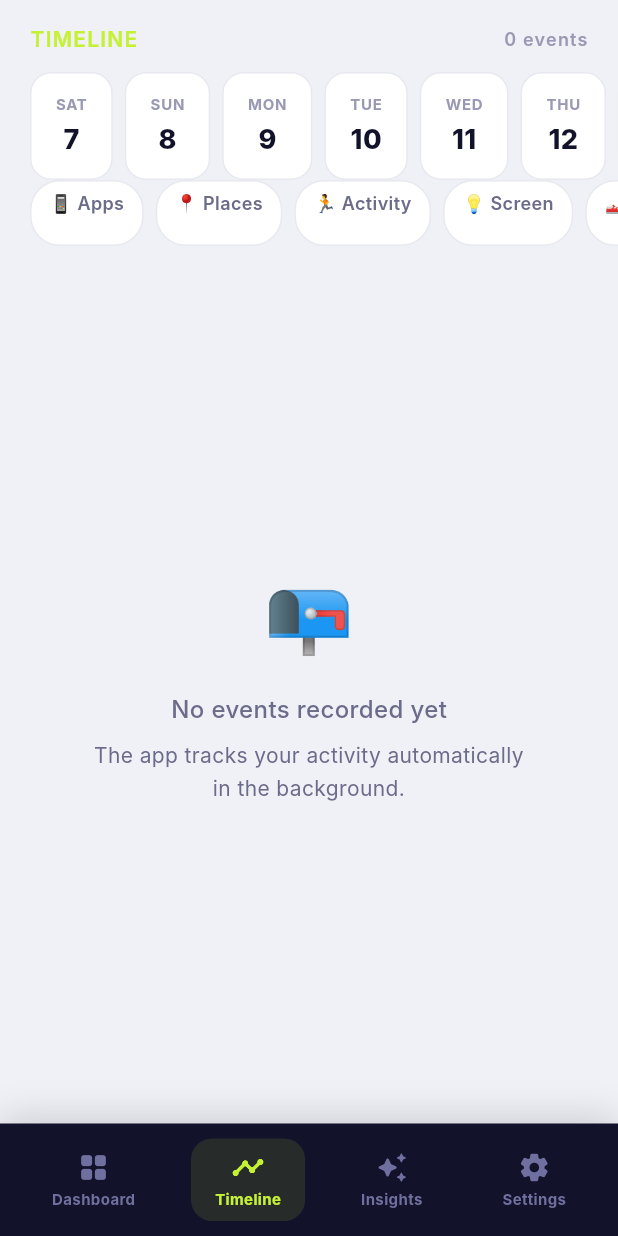
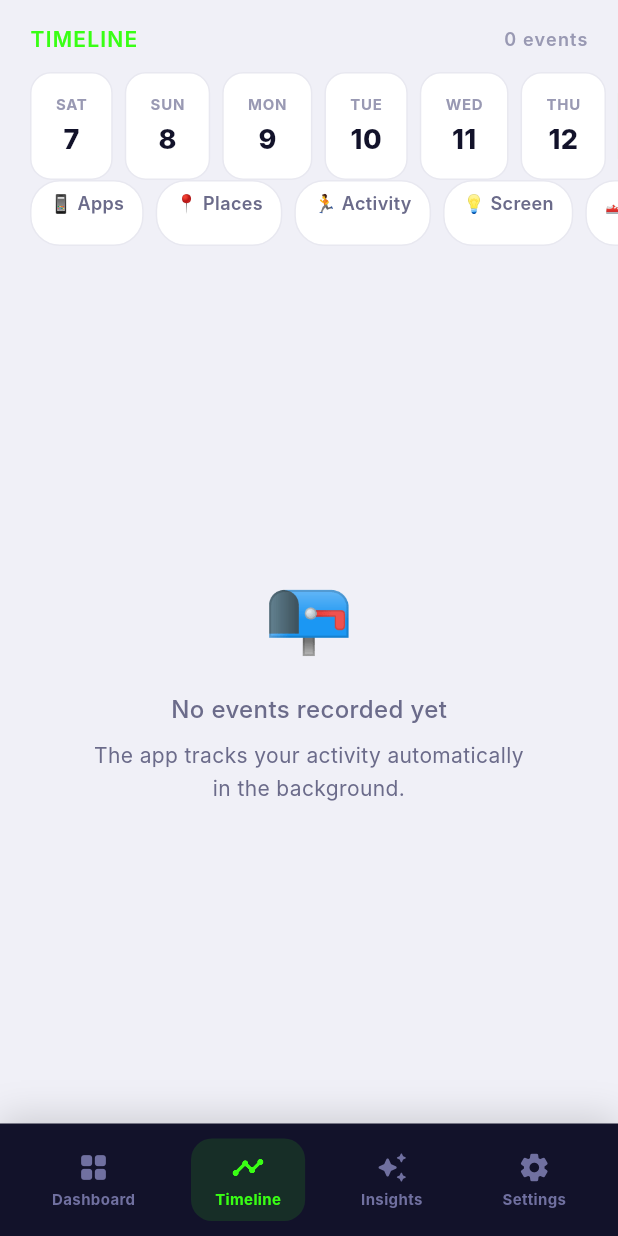
Before and after one commit to Dhananjay-cell-debug/Testing-claude-code, a Flutter app: the HomeScreen screen opened directly, item 2 of the bottom bar chosen, on a phone screen of 412 x 824 dp. Run offline on Flutter 3.47's test engine with Material 3 defaults, Android fonts, the phone set to English and light mode, and no system bars; our stand-ins replace fl_chart, flutter_local_notifications, geocoding, geolocator, pedometer, permission_handler and 2 more; missing offline and left inert: app_usage, flutter_background_service; accounts and stored records are empty; Roboto replaces fonts that are missing (Inter); statements that could not run were skipped.

Commit message:
Add theme notifier and neon colors (partial - more changes incoming)
- main.dart: add global themeNotifier ValueNotifier, load saved dark mode on startup
- constants.dart: neon green/purple accents, non-const switchable colors, setDark/setLight methods

https://claude.ai/code/session_011yJqiRjPLxvssSkSMB3nbq

```diff
--- a/life_lens/lib/utils/constants.dart
+++ b/life_lens/lib/utils/constants.dart
@@ -1,69 +1,116 @@
 import 'package:flutter/material.dart';
 
+// Light mode palette
+const _lBackground    = Color(0xFFF0F0F7);
+const _lSurface       = Color(0xFFFFFFFF);
+const _lSurfaceVar    = Color(0xFFF8F8FC);
+const _lNavBg         = Color(0xFF12122A);
+const _lBorder        = Color(0xFFE8E8F0);
+const _lTextPrimary   = Color(0xFF12122A);
+const _lTextSecondary = Color(0xFF6B6B8A);
+const _lTextMuted     = Color(0xFF9999B3);
+
+// Dark mode palette
+const _dBackground    = Color(0xFF0A0A14);
+const _dSurface       = Color(0xFF13131F);
+const _dSurfaceVar    = Color(0xFF1C1C2E);
+const _dNavBg         = Color(0xFF07070F);
+const _dBorder        = Color(0xFF252538);
+const _dTextPrimary   = Color(0xFFF0F0FF);
+const _dTextSecondary = Color(0xFFAAAACC);
+const _dTextMuted     = Color(0xFF6666AA);
+
 class AppColors {
-  // Light theme base (Flux style)
-  static const background = Color(0xFFF0F0F7);
-  static const surface = Color(0xFFFFFFFF);
-  static const surfaceVariant = Color(0xFFF8F8FC);
-  static const navBackground = Color(0xFF12122A); // Dark nav
-  static const border = Color(0xFFE8E8F0);
+  // Neon accent colors (same in both themes)
+  static const neonGreen       = Color(0xFF39FF14);
+  static const neonGreenDark   = Color(0xFF2ACC10);
+  static const neonGreenLight  = Color(0xFF80FF50);
+  static const neonPurple      = Color(0xFFD44DFF);
+  static const neonPurpleDark  = Color(0xFF9900CC);
+  static const tertiary        = Color(0xFFFF6B6B);
 
-  // Accent colors
-  static const primary = Color(0xFFC5F135);       // Lime green (Flux style)
-  static const primaryDark = Color(0xFF9DC200);
-  static const primaryLight = Color(0xFFDDFF70); // Light lime
-  static const secondary = Color(0xFFB4AEFF);     // Lavender purple
-  static const secondaryDark = Color(0xFF6C63FF);
-  static const tertiary = Color(0xFFFF6B6B);      // Coral red
+  // Score / category colors (same in both themes)
+  static const scoreHigh       = Color(0xFF00C48C);
+  static const scoreMid        = Color(0xFFFFB020);
+  static const scoreLow        = Color(0xFFFF5252);
+  static const social          = Color(0xFFFF6B9D);
+  static const productive      = Color(0xFF00C48C);
+  static const entertainment   = Color(0xFFFF9800);
+  static const messaging       = Color(0xFF64B5F6);
+  static const textOnDark      = Color(0xFFF0F0F8);
+  static const textMutedDark   = Color(0xFF7070A0);
 
-  // Score colors
-  static const scoreHigh = Color(0xFF00C48C);
-  static const scoreMid = Color(0xFFFFB020);
-  static const scoreLow = Color(0xFFFF5252);
+  // Theme-switchable colors — defaults to light
+  static Color background    = _lBackground;
+  static Color surface       = _lSurface;
+  static Color surfaceVariant= _lSurfaceVar;
+  static Color navBackground = _lNavBg;
+  static Color border        = _lBorder;
+  static Color primary       = neonGreen;
+  static Color primaryDark   = neonGreenDark;
+  static Color primaryLight  = neonGreenLight;
+  static Color secondary     = neonPurple;
+  static Color secondaryDark = neonPurpleDark;
+  static Color textPrimary   = _lTextPrimary;
+  static Color textSecondary = _lTextSecondary;
+  static Color textMuted     = _lTextMuted;
 
-  // Category colors
-  static const social = Color(0xFFFF6B9D);
-  static const productive = Color(0xFF00C48C);
-  static const entertainment = Color(0xFFFF9800);
-  static const messaging = Color(0xFF64B5F6);
+  static bool isDark = false;
 
-  // Text
-  static const textPrimary = Color(0xFF12122A);
-  static const textSecondary = Color(0xFF6B6B8A);
-  static const textMuted = Color(0xFF9999B3);
-  static const textOnDark = Color(0xFFF0F0F8);
-  static const textMutedDark = Color(0xFF7070A0);
+  static void setLight() {
+    isDark = false;
+    background     = _lBackground;
+    surface        = _lSurface;
+    surfaceVariant = _lSurfaceVar;
+    navBackground  = _lNavBg;
+    border         = _lBorder;
+    textPrimary    = _lTextPrimary;
+    textSecondary  = _lTextSecondary;
+    textMuted      = _lTextMuted;
+  }
+
+  static void setDark() {
+    isDark = true;
+    background     = _dBackground;
+    surface        = _dSurface;
+    surfaceVariant = _dSurfaceVar;
+    navBackground  = _dNavBg;
+    border         = _dBorder;
+    textPrimary    = _dTextPrimary;
+    textSecondary  = _dTextSecondary;
+    textMuted      = _dTextMuted;
+  }
 }
 
 class AppTextStyles {
-  static const heroNumber = TextStyle(
+  static TextStyle get heroNumber => TextStyle(
     fontSize: 52,
     fontWeight: FontWeight.w900,
     color: AppColors.textPrimary,
     letterSpacing: -2,
   );
 
-  static const title = TextStyle(
+  static TextStyle get title => TextStyle(
     fontSize: 24,
     fontWeight: FontWeight.w800,
     color: AppColors.textPrimary,
     letterSpacing: -0.5,
   );
 
-  static const subtitle = TextStyle(
+  static TextStyle get subtitle => TextStyle(
     fontSize: 16,
     fontWeight: FontWeight.w500,
     color: AppColors.textSecondary,
   );
 
-  static const label = TextStyle(
+  static TextStyle get label => TextStyle(
     fontSize: 12,
     fontWeight: FontWeight.w600,
     color: AppColors.textMuted,
     letterSpacing: 0.8,
   );
 
-  static const body = TextStyle(
+  static TextStyle get body => TextStyle(
     fontSize: 14,
     fontWeight: FontWeight.w400,
     color: AppColors.textSecondary,
@@ -73,8 +120,8 @@ class AppTextStyles {
 
 class AppSizes {
   static const cardRadius = 20.0;
-  static const padding = 20.0;
-  static const gapS = 8.0;
-  static const gapM = 16.0;
-  static const gapL = 24.0;
+  static const padding    = 20.0;
+  static const gapS       = 8.0;
+  static const gapM       = 16.0;
+  static const gapL       = 24.0;
 }
```
Also changed, not shown: life_lens/lib/main.dart (+35 -15 lines).
